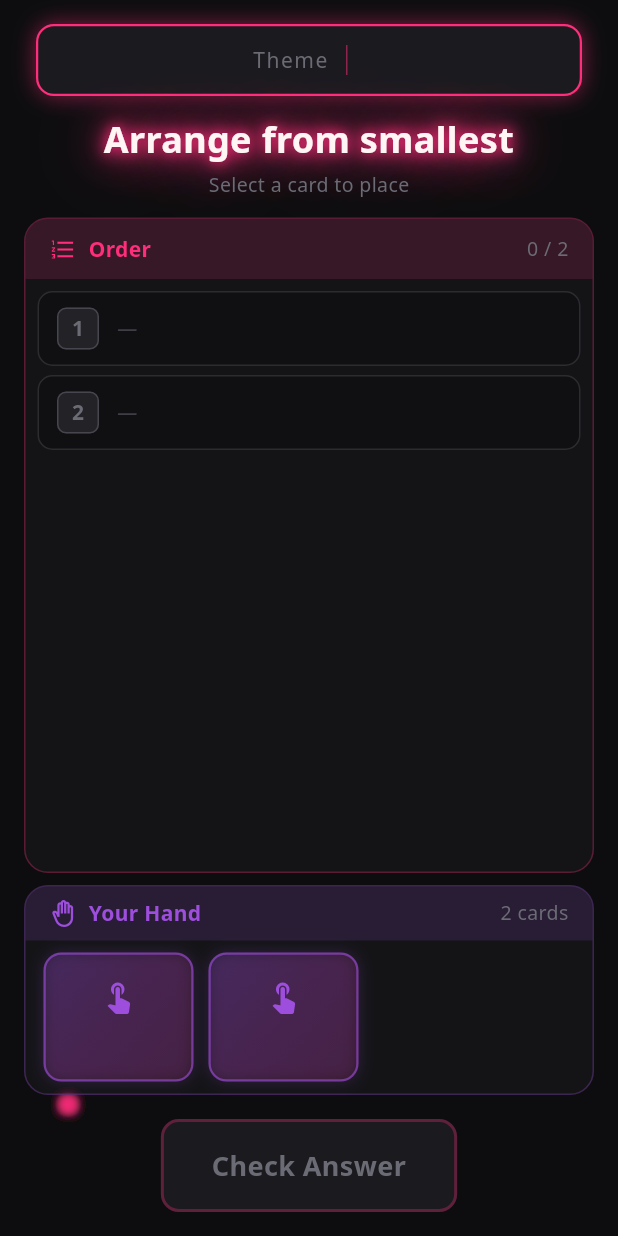
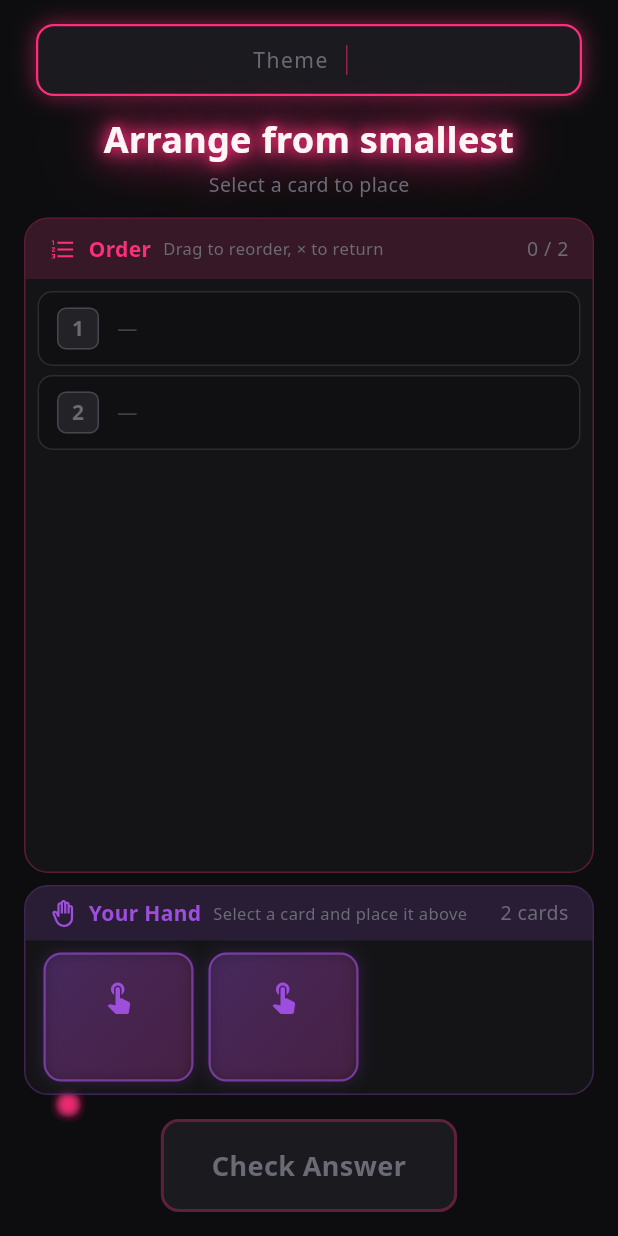
Before and after one commit to Yeongse/pink-ito, a Flutter app: the ExpressionTimeScreen screen opened by its route, after a tap on "Go to Arrange", on a phone screen of 412 x 824 dp. Run offline on Flutter 3.47's test engine with Material 3 defaults, Android fonts, the phone set to English and light mode, and no system bars; our stand-ins replace flutter_animate, google_fonts.

Commit message:
:sparkles: 並べ替えのUX改良

```diff
--- a/lib/l10n/app_en.arb
+++ b/lib/l10n/app_en.arb
@@ -65,7 +65,9 @@
   "tapToPlace": "Tap empty slot to place",
   "selectCardToPlace": "Select a card to place",
   "arrangementOrder": "Order",
+  "arrangementHint": "Drag to reorder, × to return",
   "tapToPlaceHere": "Tap to place",
+  "handHint": "Select a card and place it above",
   "moving": "Moving...",
   "allPlaced": "All players placed",
   "handCardsCount": "{count} cards",
--- a/lib/l10n/app_ja.arb
+++ b/lib/l10n/app_ja.arb
@@ -95,7 +95,9 @@
   "tapToPlace": "空きスロットをタップして配置",
   "selectCardToPlace": "カードを選んでスロットに配置",
   "arrangementOrder": "並び順",
+  "arrangementHint": "ドラッグで順番変更・×で差し戻し",
   "tapToPlaceHere": "タップして配置",
+  "handHint": "カードを選んで上の枠に配置してね",
   "moving": "移動中...",
   "allPlaced": "全員を配置しました",
   "handCardsCount": "{count}人",
--- a/lib/l10n/app_ko.arb
+++ b/lib/l10n/app_ko.arb
@@ -65,7 +65,9 @@
   "tapToPlace": "빈 슬롯을 탭해서 배치",
   "selectCardToPlace": "카드를 선택하여 배치",
   "arrangementOrder": "정렬 순서",
+  "arrangementHint": "드래그로 순서 변경, ×로 되돌리기",
   "tapToPlaceHere": "탭하여 배치",
+  "handHint": "카드를 선택해서 위의 칸에 배치하세요",
   "moving": "이동 중...",
   "allPlaced": "모두 배치되었습니다",
   "handCardsCount": "{count}장",
--- a/lib/l10n/app_localizations.dart
+++ b/lib/l10n/app_localizations.dart
@@ -448,11 +448,23 @@ abstract class AppLocalizations {
   /// **'並び順'**
   String get arrangementOrder;
 
+  /// No description provided for @arrangementHint.
+  ///
+  /// In ja, this message translates to:
+  /// **'ドラッグで順番変更・×で差し戻し'**
+  String get arrangementHint;
+
   /// No description provided for @tapToPlaceHere.
   ///
   /// In ja, this message translates to:
   /// **'タップして配置'**
   String get tapToPlaceHere;
+
+  /// No description provided for @handHint.
+  ///
+  /// In ja, this message translates to:
+  /// **'カードを選んで上の枠に配置してね'**
+  String get handHint;
 
   /// No description provided for @moving.
   ///
--- a/lib/l10n/app_localizations_en.dart
+++ b/lib/l10n/app_localizations_en.dart
@@ -197,7 +197,13 @@ class AppLocalizationsEn extends AppLocalizations {
   String get arrangementOrder => 'Order';
 
   @override
+  String get arrangementHint => 'Drag to reorder, × to return';
+
+  @override
   String get tapToPlaceHere => 'Tap to place';
+
+  @override
+  String get handHint => 'Select a card and place it above';
 
   @override
   String get moving => 'Moving...';
--- a/lib/l10n/app_localizations_ja.dart
+++ b/lib/l10n/app_localizations_ja.dart
@@ -195,7 +195,13 @@ class AppLocalizationsJa extends AppLocalizations {
   String get arrangementOrder => '並び順';
 
   @override
+  String get arrangementHint => 'ドラッグで順番変更・×で差し戻し';
+
+  @override
   String get tapToPlaceHere => 'タップして配置';
+
+  @override
+  String get handHint => 'カードを選んで上の枠に配置してね';
 
   @override
   String get moving => '移動中...';
--- a/lib/l10n/app_localizations_ko.dart
+++ b/lib/l10n/app_localizations_ko.dart
@@ -195,7 +195,13 @@ class AppLocalizationsKo extends AppLocalizations {
   String get arrangementOrder => '정렬 순서';
 
   @override
+  String get arrangementHint => '드래그로 순서 변경, ×로 되돌리기';
+
+  @override
   String get tapToPlaceHere => '탭하여 배치';
+
+  @override
+  String get handHint => '카드를 선택해서 위의 칸에 배치하세요';
 
   @override
   String get moving => '이동 중...';
--- a/lib/screens/reorder_screen.dart
+++ b/lib/screens/reorder_screen.dart
@@ -61,6 +61,10 @@ class _ReorderScreenState extends State<ReorderScreen> {
 
     setState(() {
       _handPlayers.remove(_selectedPlayer);
+      // 既存のカードがあれば手元に戻す
+      if (_slots[slotIndex] != null) {
+        _handPlayers.add(_slots[slotIndex]!);
+      }
       _slots[slotIndex] = _selectedPlayer;
       _selectedPlayer = null;
     });
@@ -283,7 +287,18 @@ class _ReorderScreenState extends State<ReorderScreen> {
                       color: AppColors.neonPink,
                     ),
                   ),
-                  const Spacer(),
+                  const SizedBox(width: 8),
+                  Expanded(
+                    child: Text(
+                      l10n.arrangementHint,
+                      style: TextStyle(
+                        fontSize: 11,
+                        color: AppColors.mutedGray,
+                      ),
+                      overflow: TextOverflow.ellipsis,
+                    ),
+                  ),
+                  const SizedBox(width: 8),
                   Text(
                     '$filledCount / $_totalPlayers',
                     style: TextStyle(
@@ -316,23 +331,41 @@ class _ReorderScreenState extends State<ReorderScreen> {
     );
   }
 
+  void _moveToEmptySlot(int fromIndex, int toIndex) {
+    setState(() {
+      _slots[toIndex] = _slots[fromIndex];
+      _slots[fromIndex] = null;
+    });
+  }
+
   Widget _buildEmptySlot(int index, AppLocalizations l10n) {
     final isSelectable = _selectedPlayer != null;
+
+    return DragTarget<int>(
+      onAcceptWithDetails: (details) {
+        _moveToEmptySlot(details.data, index);
+      },
+      builder: (context, candidateData, rejectedData) {
+        final isDropTarget = candidateData.isNotEmpty;
 
         return GestureDetector(
           onTap: isSelectable ? () => _placeInSlot(index) : null,
           child: Container(
             padding: const EdgeInsets.symmetric(horizontal: 12, vertical: 10),
             decoration: BoxDecoration(
-          color: isSelectable
+              color: isDropTarget
+                  ? AppColors.electricPurple.withValues(alpha: 0.2)
+                  : isSelectable
                       ? AppColors.softGold.withValues(alpha: 0.1)
                       : AppColors.darkBg.withValues(alpha: 0.5),
               borderRadius: BorderRadius.circular(10),
               border: Border.all(
-            color: isSelectable
+                color: isDropTarget
+                    ? AppColors.electricPurple
+                    : isSelectable
                         ? AppColors.softGold.withValues(alpha: 0.8)
                         : AppColors.mutedGray.withValues(alpha: 0.3),
-            width: isSelectable ? 2 : 1,
+                width: isDropTarget || isSelectable ? 2 : 1,
                 strokeAlign: BorderSide.strokeAlignInside,
               ),
             ),
@@ -343,10 +376,14 @@ class _ReorderScreenState extends State<ReorderScreen> {
                   width: 28,
                   height: 28,
                   decoration: BoxDecoration(
-                color: AppColors.mutedGray.withValues(alpha: 0.2),
+                    color: isDropTarget
+                        ? AppColors.electricPurple.withValues(alpha: 0.3)
+                        : AppColors.mutedGray.withValues(alpha: 0.2),
                     borderRadius: BorderRadius.circular(6),
                     border: Border.all(
-                  color: AppColors.mutedGray.withValues(alpha: 0.5),
+                      color: isDropTarget
+                          ? AppColors.electricPurple
+                          : AppColors.mutedGray.withValues(alpha: 0.5),
                       width: 1,
                     ),
                   ),
@@ -356,7 +393,9 @@ class _ReorderScreenState extends State<ReorderScreen> {
                       style: TextStyle(
                         fontSize: 14,
                         fontWeight: FontWeight.bold,
-                    color: AppColors.mutedGray,
+                        color: isDropTarget
+                            ? AppColors.electricPurple
+                            : AppColors.mutedGray,
                       ),
                     ),
                   ),
@@ -365,17 +404,29 @@ class _ReorderScreenState extends State<ReorderScreen> {
                 // Empty slot indicator
                 Expanded(
                   child: Text(
-                isSelectable ? l10n.tapToPlaceHere : '—',
+                    isDropTarget
+                        ? l10n.tapToPlaceHere
+                        : isSelectable
+                            ? l10n.tapToPlaceHere
+                            : '—',
                     style: TextStyle(
                       fontSize: 14,
-                  color: isSelectable
+                      color: isDropTarget
+                          ? AppColors.electricPurple
+                          : isSelectable
                               ? AppColors.softGold
                               : AppColors.mutedGray.withValues(alpha: 0.5),
                       fontStyle: FontStyle.italic,
                     ),
                   ),
                 ),
-            if (isSelectable)
+                if (isDropTarget)
+                  Icon(
+                    Icons.arrow_downward,
+                    size: 20,
+                    color: AppColors.electricPurple,
+                  )
+                else if (isSelectable)
                   Icon(
                     Icons.add_circle,
                     size: 20,
@@ -385,11 +436,24 @@ class _ReorderScreenState extends State<ReorderScreen> {
             ),
           ),
         );
+      },
+    );
   }
 
   Widget _buildFilledSlot(Player player, int index, AppLocalizations l10n) {
-    return LongPressDraggable<int>(
+    return DragTarget<int>(
+      onAcceptWithDetails: (details) {
+        _swapSlots(details.data, index);
+      },
+      builder: (context, candidateData, rejectedData) {
+        final isDropTarget = candidateData.isNotEmpty;
+        return Draggable<int>(
           data: index,
+          onDragStarted: () {
+            setState(() {
+              _selectedPlayer = null;
+            });
+          },
           feedback: Material(
             color: Colors.transparent,
             child: SizedBox(
@@ -439,19 +503,22 @@ class _ReorderScreenState extends State<ReorderScreen> {
               ],
             ),
           ),
-      child: DragTarget<int>(
-        onAcceptWithDetails: (details) {
-          _swapSlots(details.data, index);
+          child: _buildSlotContent(
+            player,
+            index,
+            isDropTarget: isDropTarget,
+          ),
+        );
       },
-        builder: (context, candidateData, rejectedData) {
-          final isDropTarget = candidateData.isNotEmpty;
-          return _buildSlotContent(player, index, isDropTarget: isDropTarget);
-        },
-      ),
     );
   }
 
-  Widget _buildSlotContent(Player player, int index, {bool isDragging = false, bool isDropTarget = false}) {
+  Widget _buildSlotContent(
+    Player player,
+    int index, {
+    bool isDragging = false,
+    bool isDropTarget = false,
+  }) {
     return Container(
       padding: const EdgeInsets.symmetric(horizontal: 12, vertical: 10),
       decoration: BoxDecoration(
@@ -581,7 +648,18 @@ class _ReorderScreenState extends State<ReorderScreen> {
                     color: AppColors.electricPurple,
                   ),
                 ),
-                const Spacer(),
+                const SizedBox(width: 8),
+                Expanded(
+                  child: Text(
+                    l10n.handHint,
+                    style: TextStyle(
+                      fontSize: 11,
+                      color: AppColors.mutedGray,
+                    ),
+                    overflow: TextOverflow.ellipsis,
+                  ),
+                ),
+                const SizedBox(width: 8),
                 Text(
                   l10n.handCardsCount(_handPlayers.length),
                   style: TextStyle(
```
Also changed, not shown: 1 other file. Lines whose indentation alone changed are shown as unchanged.
